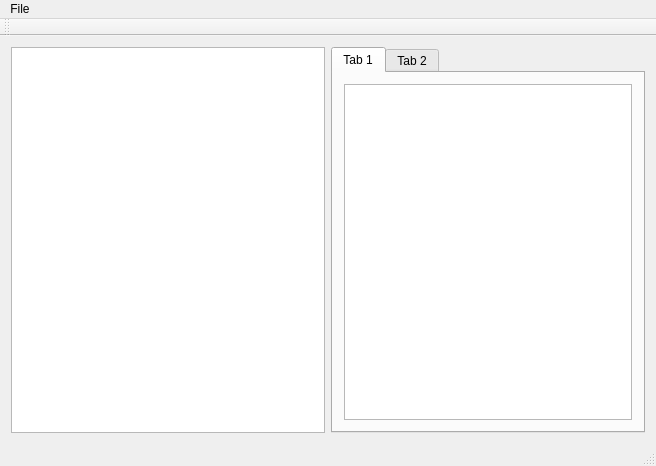
Above: mainwindow.ui from avansp/MRViewer before the change. Below: the same form after it.
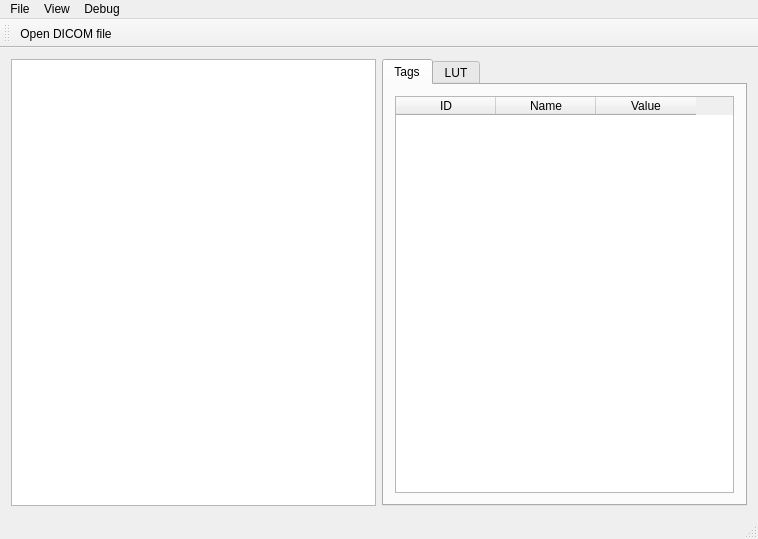
That is the form after the change. Icons and pictures are not drawn. Custom widgets are drawn as their Qt base class.

Commit message:
DICOM Tag list development
Trying to populate dicim tags in a TableWidget. To be continued.

What changed in the file:
```diff
--- a/mainwindow.ui
+++ b/mainwindow.ui
@@ -6,8 +6,8 @@
    <rect>
     <x>0</x>
     <y>0</y>
-    <width>656</width>
-    <height>466</height>
+    <width>758</width>
+    <height>539</height>
    </rect>
   </property>
   <property name="windowTitle">
@@ -22,17 +22,33 @@
      <widget class="QTabWidget" name="imgInfoTabWidget">
       <widget class="QWidget" name="headerTab">
        <attribute name="title">
-        <string>Tab 1</string>
+        <string>Tags</string>
        </attribute>
        <layout class="QVBoxLayout" name="verticalLayout">
         <item>
-         <widget class="QListView" name="dicomList"/>
+         <widget class="QTableWidget" name="dicomList">
+          <column>
+           <property name="text">
+            <string>ID</string>
+           </property>
+          </column>
+          <column>
+           <property name="text">
+            <string>Name</string>
+           </property>
+          </column>
+          <column>
+           <property name="text">
+            <string>Value</string>
+           </property>
+          </column>
+         </widget>
         </item>
        </layout>
       </widget>
       <widget class="QWidget" name="LUTTab">
        <attribute name="title">
-        <string>Tab 2</string>
+        <string>LUT</string>
        </attribute>
       </widget>
      </widget>
@@ -46,6 +62,7 @@
    <attribute name="toolBarBreak">
     <bool>false</bool>
    </attribute>
+   <addaction name="actionOpen_DICOM_file"/>
   </widget>
   <widget class="QStatusBar" name="statusBar"/>
   <widget class="QMenuBar" name="menuBar">
@@ -53,7 +70,7 @@
     <rect>
      <x>0</x>
      <y>0</y>
-     <width>656</width>
+     <width>758</width>
      <height>22</height>
     </rect>
    </property>
@@ -66,7 +83,24 @@
     </property>
     <addaction name="actionOpen_DICOM_file"/>
    </widget>
+   <widget class="QMenu" name="menuView">
+    <property name="title">
+     <string>View</string>
+    </property>
+    <addaction name="actionAutoFitImage"/>
+   </widget>
+   <widget class="QMenu" name="menuDebug">
+    <property name="enabled">
+     <bool>true</bool>
+    </property>
+    <property name="title">
+     <string>Debug</string>
+    </property>
+    <addaction name="actionDICOMTest"/>
+   </widget>
    <addaction name="menuFile"/>
+   <addaction name="menuView"/>
+   <addaction name="menuDebug"/>
   </widget>
   <action name="actionOpen_DICOM_file">
    <property name="text">
```
Left out of the diff: 26 changed lines with no effect on the pictures. The commit also changes 19 other files.
